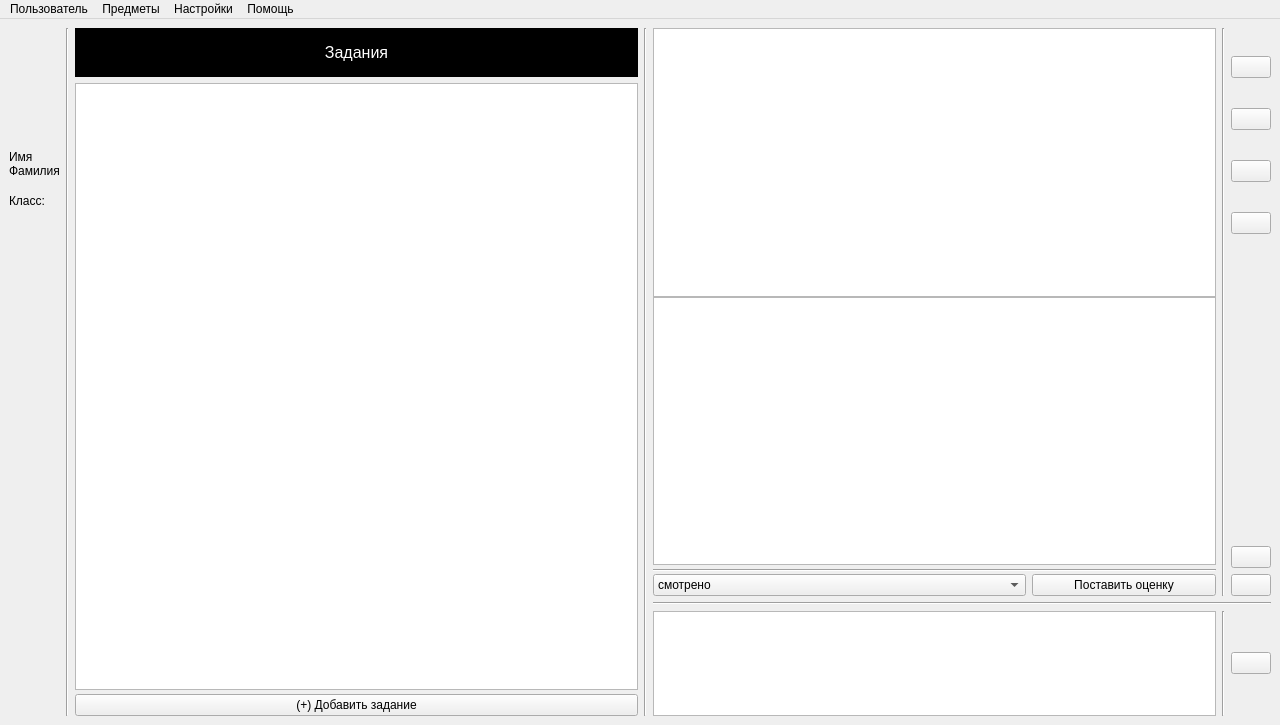
Above: mainwindow.ui from zavrik965/EvaluationSystemQt before the change. Below: the same form after it.
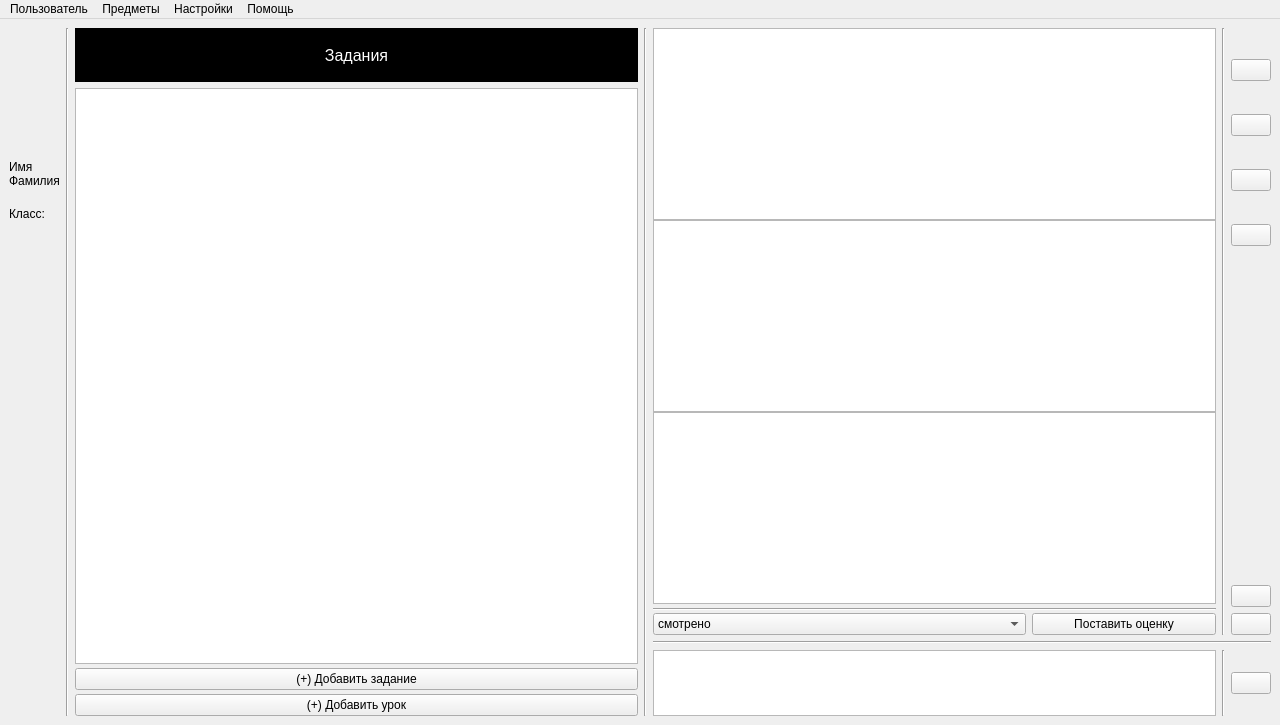
That is the form after the change. Icons and pictures are not drawn.

```diff
--- a/mainwindow.ui
+++ b/mainwindow.ui
@@ -435,6 +435,13 @@
            </property>
           </widget>
          </item>
+         <item>
+          <widget class="QPushButton" name="add_lesson">
+           <property name="text">
+            <string>(+) Добавить урок</string>
+           </property>
+          </widget>
+         </item>
         </layout>
        </widget>
       </item>
@@ -475,6 +482,9 @@
            </property>
           </widget>
          </item>
+         <item>
+          <widget class="QListWidget" name="ready_tasks_list"/>
+         </item>
          <item>
           <widget class="QTextBrowser" name="description_field">
            <property name="html">
```
